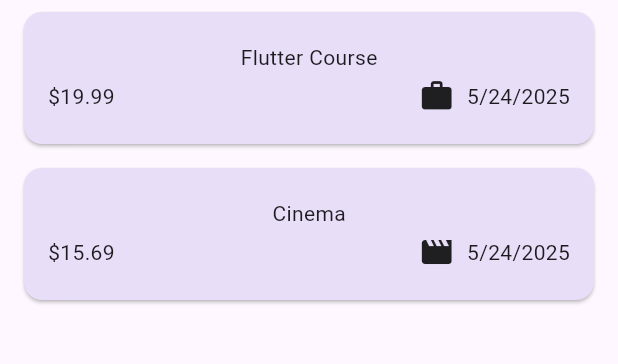
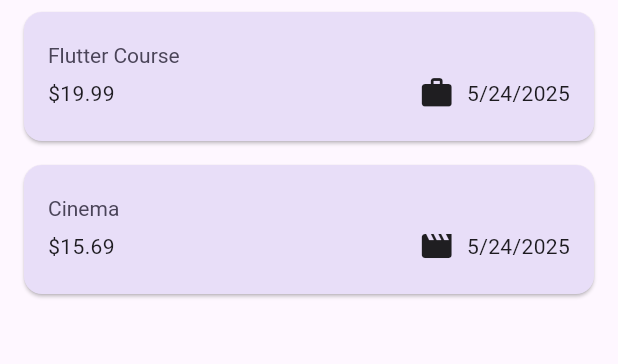
Before and after one commit to Saimur88/expense_trackerApp, a Flutter app: the screen it shows after launch, on a phone screen of 412 x 824 dp, the part 114-478 px from its top. Run offline on Flutter 3.47's test engine with Material 3 defaults, Android fonts, the phone set to English and light mode, and no system bars.

```diff
--- a/lib/widgets/expenses list/expenses_item.dart
+++ b/lib/widgets/expenses list/expenses_item.dart
@@ -12,8 +12,9 @@ class ExpensesItem extends StatelessWidget {
       child: Padding(
         padding: const EdgeInsets.symmetric(horizontal: 16.0,vertical: 20.0),
         child: Column(
+          crossAxisAlignment: CrossAxisAlignment.start,
           children: [
-            Text(expense.title),
+            Text(expense.title,style: Theme.of(context).textTheme.titleLarge,),
             const SizedBox(height: 4),
             Row(
               children: [
--- a/lib/widgets/expenses list/expenses_list.dart
+++ b/lib/widgets/expenses list/expenses_list.dart
@@ -17,6 +17,11 @@ class ExpensesList extends StatelessWidget {
     return ListView.builder(
       itemCount: expenses.length,
       itemBuilder: (ctx , index) => Dismissible(
+        background: Container(
+        margin: EdgeInsets.symmetric(
+          horizontal: Theme.of(context).cardTheme.margin!.horizontal,),
+          color: Theme.of(context).colorScheme.error.withValues(alpha: 0.75),
+        ),
           key: ValueKey(expenses[index]),
           onDismissed: (direction){
             onRemoveExpense(expenses[index]);
```
Also changed, not shown: lib/main.dart (+15 -0 lines).
